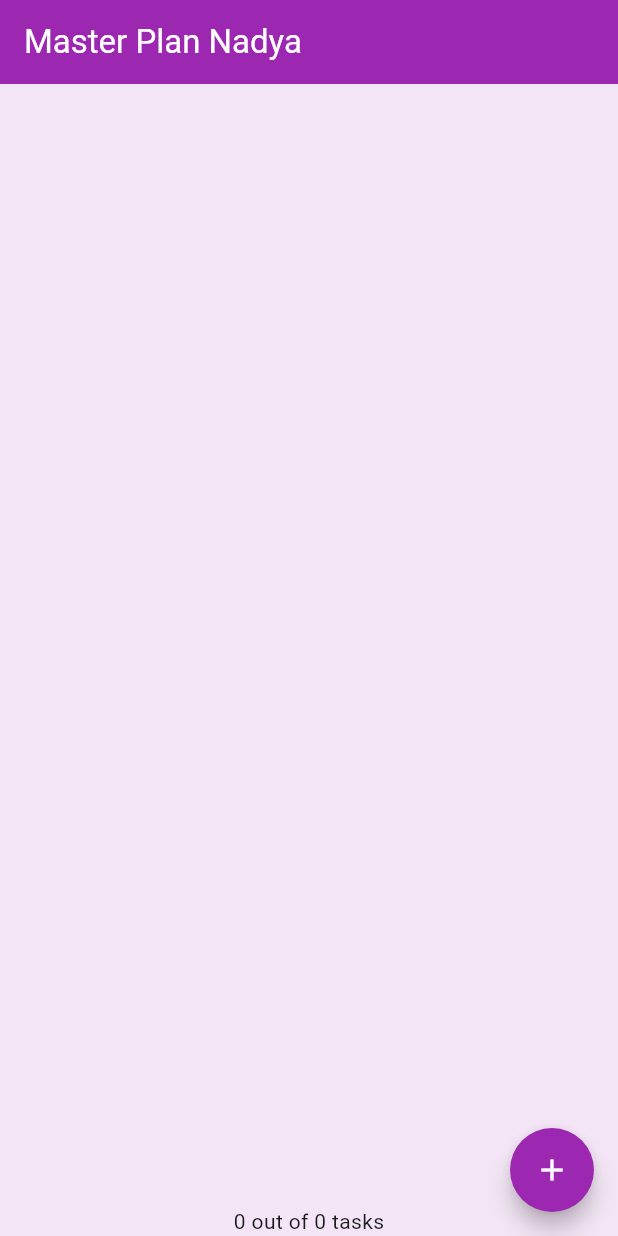
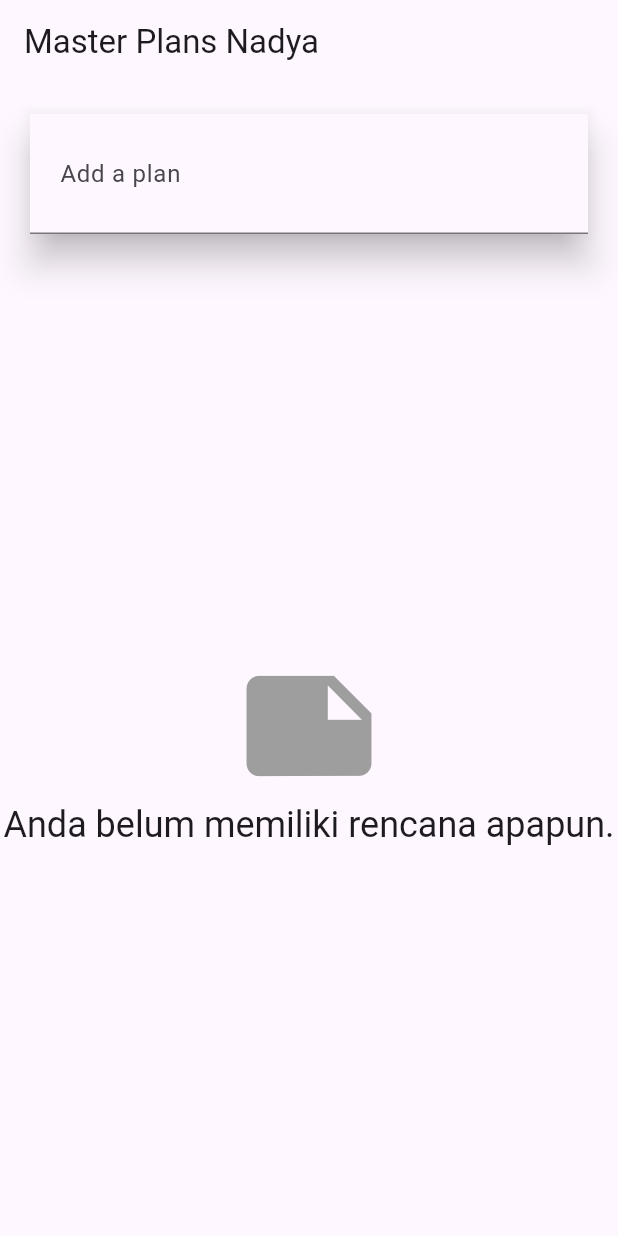
Before and after one commit to hapsariputri14/pemograman-mobile, a Flutter app: the screen it shows after launch, on a phone screen of 412 x 824 dp. Run offline on Flutter 3.47's test engine with Material 3 defaults, Android fonts, the light colour scheme and no system bars; our stand-ins replace auto_size_text, camera, flutter_tts, go_router; missing offline and left inert: google_mlkit_text_recognition.

Commit message:
Praktikum 3: State Management Multiple Screens

```diff
--- a/minggu_10/master_plan/lib/main.dart
+++ b/minggu_10/master_plan/lib/main.dart
@@ -1,20 +1,21 @@
 import 'package:flutter/material.dart';
-import './views/plan_screen.dart';
+import './views/plan_creator_screen.dart';
 import './provider/plan_provider.dart';
 import './models/data_layer.dart';
 
-void main() => runApp(MasterPlanApp());
+void main() => runApp(const MasterPlanApp());
 
 class MasterPlanApp extends StatelessWidget {
   const MasterPlanApp({super.key});
 
   @override
   Widget build(BuildContext context) {
-    return MaterialApp(
-      theme: ThemeData(primarySwatch: Colors.purple),
-      home: PlanProvider(
-        notifier: ValueNotifier<Plan>(const Plan()),
-        child: const PlanScreen(),
+    return PlanProvider(
+      notifier: ValueNotifier<List<Plan>>(const []),
+      child: MaterialApp(
+        title: 'State management app',
+        theme: ThemeData(primarySwatch: Colors.purple),
+        home: const PlanCreatorScreen(),
       ),
     );
   }
--- a/minggu_10/master_plan/lib/provider/plan_provider.dart
+++ b/minggu_10/master_plan/lib/provider/plan_provider.dart
@@ -1,13 +1,16 @@
 import 'package:flutter/material.dart';
 import '../models/data_layer.dart';
 
-class PlanProvider extends InheritedNotifier<ValueNotifier<Plan>> {
-  const PlanProvider({super.key, required Widget child, required
-   ValueNotifier<Plan> notifier})
-  : super(child: child, notifier: notifier);
+class PlanProvider extends InheritedNotifier<ValueNotifier<List<Plan>>> {
+  const PlanProvider({
+    super.key,
+    required Widget child,
+    required ValueNotifier<List<Plan>> notifier,
+  }) : super(child: child, notifier: notifier);
 
-  static ValueNotifier<Plan> of(BuildContext context) {
-   return context.
-    dependOnInheritedWidgetOfExactType<PlanProvider>()!.notifier!;
+  static ValueNotifier<List<Plan>> of(BuildContext context) {
+    return context
+        .dependOnInheritedWidgetOfExactType<PlanProvider>()!
+        .notifier!;
   }
 }
--- /dev/null
+++ b/minggu_10/master_plan/lib/views/plan_creator_screen.dart
@@ -0,0 +1,104 @@
+import 'package:flutter/material.dart';
+import '../provider/plan_provider.dart';
+import '../models/data_layer.dart';
+import 'plan_screen.dart';
+
+class PlanCreatorScreen extends StatefulWidget {
+  const PlanCreatorScreen({super.key});
+
+  @override
+  State<PlanCreatorScreen> createState() => _PlanCreatorScreenState();
+}
+
+class _PlanCreatorScreenState extends State<PlanCreatorScreen> {
+  final textController = TextEditingController();
+
+  @override
+  Widget build(BuildContext context) {
+    return Scaffold(
+      appBar: AppBar(title: const Text('Master Plans Nadya')),
+      body: Column(
+        children: [
+          _buildListCreator(),
+          Expanded(child: _buildMasterPlans()),
+        ],
+      ),
+    );
+  }
+
+  Widget _buildListCreator() {
+    return Padding(
+      padding: const EdgeInsets.all(20.0),
+      child: Material(
+        color: Theme.of(context).cardColor,
+        elevation: 10,
+        child: TextField(
+          controller: textController,
+          decoration: const InputDecoration(
+            labelText: 'Add a plan',
+            contentPadding: EdgeInsets.all(20),
+          ),
+          onEditingComplete: addPlan,
+        ),
+      ),
+    );
+  }
+
+  void addPlan() {
+    final text = textController.text;
+    if (text.isEmpty) {
+      return;
+    }
+
+    final plan = Plan(name: text, tasks: []);
+    ValueNotifier<List<Plan>> planNotifier = PlanProvider.of(context);
+
+    planNotifier.value = List<Plan>.from(planNotifier.value)..add(plan);
+
+    textController.clear();
+    FocusScope.of(context).requestFocus(FocusNode());
+    setState(() {});
+  }
+
+  Widget _buildMasterPlans() {
+    ValueNotifier<List<Plan>> planNotifier = PlanProvider.of(context);
+    List<Plan> plans = planNotifier.value;
+
+    if (plans.isEmpty) {
+      return Column(
+        mainAxisAlignment: MainAxisAlignment.center,
+        children: <Widget>[
+          const Icon(Icons.note, size: 100, color: Colors.grey),
+          Text(
+            'Anda belum memiliki rencana apapun.',
+            style: Theme.of(context).textTheme.headlineSmall,
+          ),
+        ],
+      );
+    }
+
+    return ListView.builder(
+      itemCount: plans.length,
+      itemBuilder: (context, index) {
+        final plan = plans[index];
+        return ListTile(
+          title: Text(plan.name),
+          subtitle: Text(plan.completenessMessage),
+          onTap: () {
+            Navigator.of(context).push(
+              MaterialPageRoute(
+                builder: (_) => PlanScreen(plan: plan),
+              ),
+            );
+          },
+        );
+      },
+    );
+  }
+
+  @override
+  void dispose() {
+    textController.dispose();
+    super.dispose();
+  }
+}
--- a/minggu_10/master_plan/lib/views/plan_screen.dart
+++ b/minggu_10/master_plan/lib/views/plan_screen.dart
@@ -3,7 +3,8 @@ import '../provider/plan_provider.dart';
 import 'package:flutter/material.dart';
 
 class PlanScreen extends StatefulWidget {
-  const PlanScreen({super.key});
+  final Plan plan;
+  const PlanScreen({super.key, required this.plan});
 
   @override
   State createState() => _PlanScreenState();
@@ -11,6 +12,7 @@ class PlanScreen extends StatefulWidget {
 
 class _PlanScreenState extends State<PlanScreen> {
   late ScrollController scrollController;
+  Plan get plan => widget.plan;
 
   @override
   void initState() {
@@ -23,23 +25,28 @@ class _PlanScreenState extends State<PlanScreen> {
 
   @override
   Widget build(BuildContext context) {
+    ValueNotifier<List<Plan>> plansNotifier = PlanProvider.of(context);
+
     return Scaffold(
       appBar: AppBar(
-        title: const Text(
-          'Master Plan Nadya',
-          style: TextStyle(
+        title: Text(
+          plan.name,
+          style: const TextStyle(
             color: Colors.white,
           ),
         ),
         backgroundColor: Colors.purple,
       ),
-      body: ValueListenableBuilder<Plan>(
-        valueListenable: PlanProvider.of(context),
-        builder: (context, plan, child) {
+      body: ValueListenableBuilder<List<Plan>>(
+        valueListenable: plansNotifier,
+        builder: (context, plans, child) {
+          // Ambil plan yang sedang aktif berdasarkan nama
+          Plan currentPlan = plans.firstWhere((p) => p.name == plan.name);
+
           return Column(
             children: [
-              Expanded(child: _buildList(plan)),
-              SafeArea(child: Text(plan.completenessMessage)),
+              Expanded(child: _buildList(currentPlan)),
+              SafeArea(child: Text(currentPlan.completenessMessage)),
             ],
           );
         },
@@ -50,16 +57,21 @@ class _PlanScreenState extends State<PlanScreen> {
   }
 
   Widget _buildAddTaskButton(BuildContext context) {
-    ValueNotifier<Plan> planNotifier = PlanProvider.of(context);
+    ValueNotifier<List<Plan>> planNotifier = PlanProvider.of(context);
     return FloatingActionButton(
       backgroundColor: Colors.purple,
       shape: const CircleBorder(),
       child: const Icon(Icons.add, color: Colors.white),
       onPressed: () {
-        Plan currentPlan = planNotifier.value;
-        planNotifier.value = Plan(
+        Plan currentPlan = plan;
+        int planIndex =
+            planNotifier.value.indexWhere((p) => p.name == currentPlan.name);
+        List<Task> updatedTasks =
+            List<Task>.from(currentPlan.tasks)..add(const Task());
+        planNotifier.value = List<Plan>.from(planNotifier.value)
+          ..[planIndex] = Plan(
             name: currentPlan.name,
-          tasks: List<Task>.from(currentPlan.tasks)..add(const Task()),
+            tasks: updatedTasks,
           );
       },
     );
@@ -75,14 +87,19 @@ class _PlanScreenState extends State<PlanScreen> {
   }
 
   Widget _buildTaskTile(Task task, int index, BuildContext context) {
-    ValueNotifier<Plan> planNotifier = PlanProvider.of(context);
+    ValueNotifier<List<Plan>> planNotifier = PlanProvider.of(context);
+
     return ListTile(
       leading: Checkbox(
         activeColor: Colors.purple,
         value: task.complete,
         onChanged: (selected) {
-          Plan currentPlan = planNotifier.value;
-          planNotifier.value = Plan(
+          Plan currentPlan = plan;
+          int planIndex =
+              planNotifier.value.indexWhere((p) => p.name == currentPlan.name);
+
+          planNotifier.value = List<Plan>.from(planNotifier.value)
+            ..[planIndex] = Plan(
               name: currentPlan.name,
               tasks: List<Task>.from(currentPlan.tasks)
                 ..[index] = Task(
@@ -95,8 +112,12 @@ class _PlanScreenState extends State<PlanScreen> {
       title: TextFormField(
         initialValue: task.description,
         onChanged: (text) {
-          Plan currentPlan = planNotifier.value;
-          planNotifier.value = Plan(
+          Plan currentPlan = plan;
+          int planIndex =
+              planNotifier.value.indexWhere((p) => p.name == currentPlan.name);
+
+          planNotifier.value = List<Plan>.from(planNotifier.value)
+            ..[planIndex] = Plan(
               name: currentPlan.name,
               tasks: List<Task>.from(currentPlan.tasks)
                 ..[index] = Task(
```
Lines whose indentation alone changed are shown as unchanged.
